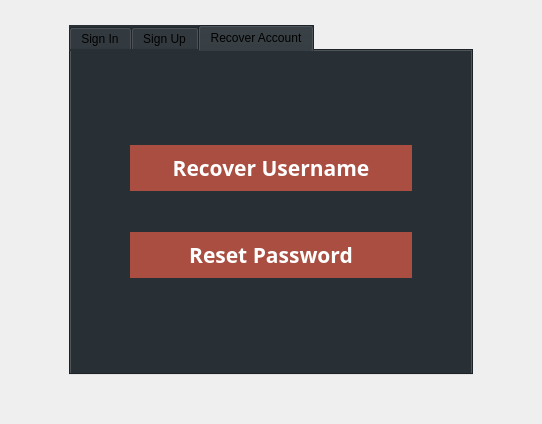
Before: the Qt Designer form startpage.ui in dparker2/StudyGroup, drawn with Qt 5; both pictures show x 129 to 671 and y 243 to 667 of the 800 by 840 pixel window.
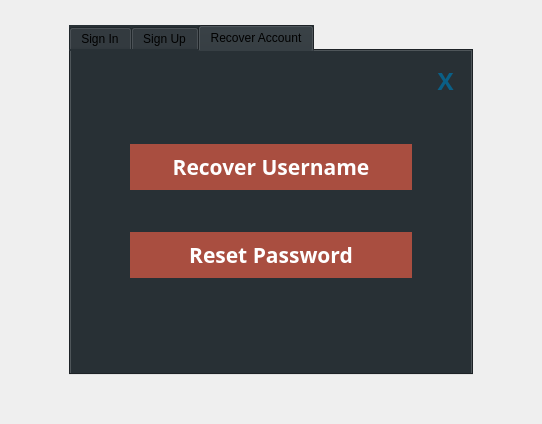
After: the same form once the commit is applied.

Commit message: fixed recover bugs, added x to go back

Diff of the .ui file:
```diff
--- a/startpage.ui
+++ b/startpage.ui
@@ -737,23 +737,60 @@
       <attribute name="title">
        <string>Recover Account</string>
       </attribute>
-      <layout class="QVBoxLayout" name="verticalLayout_10">
-       <property name="spacing">
-        <number>10</number>
-       </property>
-       <property name="leftMargin">
-        <number>50</number>
-       </property>
-       <property name="topMargin">
-        <number>50</number>
-       </property>
-       <property name="rightMargin">
-        <number>50</number>
-       </property>
-       <property name="bottomMargin">
-        <number>50</number>
-       </property>
-       <item>
+      <layout class="QGridLayout" name="gridLayout_4">
+       <item row="0" column="0">
+        <spacer name="horizontalSpacer">
+         <property name="orientation">
+          <enum>Qt::Horizontal</enum>
+         </property>
+         <property name="sizeHint" stdset="0">
+          <size>
+           <width>40</width>
+           <height>20</height>
+          </size>
+         </property>
+        </spacer>
+       </item>
+       <item row="0" column="1">
+        <widget class="QPushButton" name="pushButton_recover_back">
+         <property name="font">
+          <font>
+           <family>Trebuchet MS</family>
+           <pointsize>18</pointsize>
+           <weight>75</weight>
+           <italic>false</italic>
+           <bold>true</bold>
+          </font>
+         </property>
+         <property name="styleSheet">
+          <string notr="true">QPushButton {
+/*background-color: rgb(30, 33, 36);
+color: white; 
+font:bold;
+padding: 4px 8px 4px 8px;
+border: 0px;
+*/
+border: 0px;
+color: rgb(10,95,134);
+padding: 4px 8px 4px 8px;
+font: bold;
+}
+
+QPushButton:hover {
+	/*background-color: rgba(0, 127, 177, 0.6);*/
+color: red;
+}
+
+QPushButton:checked {
+	background-color: rgb(0, 127, 177);
+}</string>
+         </property>
+         <property name="text">
+          <string>X</string>
+         </property>
+        </widget>
+       </item>
+       <item row="1" column="0" colspan="2">
         <widget class="QStackedWidget" name="recover_account">
          <property name="sizePolicy">
           <sizepolicy hsizetype="Preferred" vsizetype="Expanding">
@@ -762,8 +799,20 @@
           </sizepolicy>
          </property>
          <widget class="QWidget" name="recover_acct_page">
-          <layout class="QVBoxLayout" name="verticalLayout">
-           <item>
+          <layout class="QGridLayout" name="gridLayout_2">
+           <property name="leftMargin">
+            <number>50</number>
+           </property>
+           <property name="topMargin">
+            <number>0</number>
+           </property>
+           <property name="rightMargin">
+            <number>50</number>
+           </property>
+           <property name="bottomMargin">
+            <number>50</number>
+           </property>
+           <item row="0" column="0">
             <widget class="QPushButton" name="pushButton_recover_user">
              <property name="font">
               <font>
```
Left out of the diff: 42 changed lines with no effect on the pictures. The commit also changes 5 other files.
